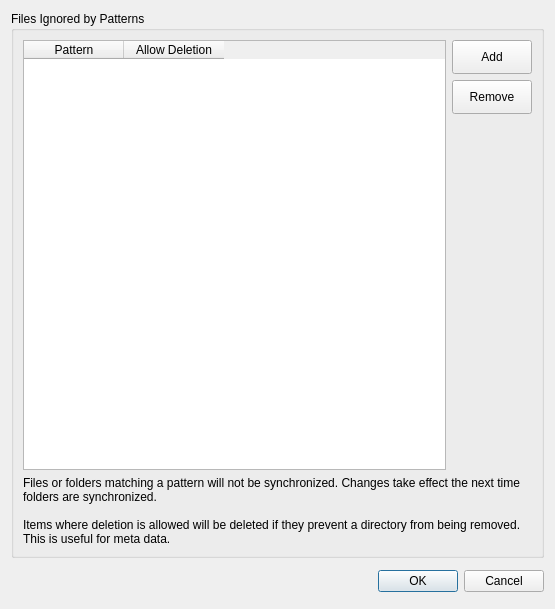
First picture: the form in src/gui/ignorelisteditor.ui, repository CSG-Development/owncloud-client, before the edit.
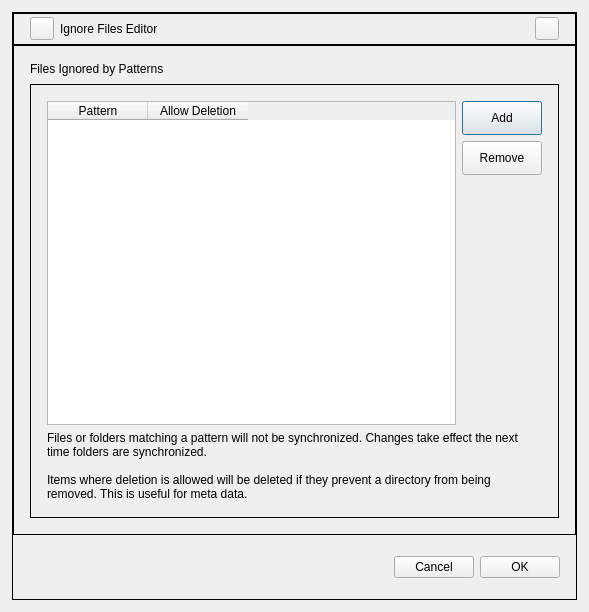
Second picture: the form after the edit.

Commit message: [HCNOVEO-831] [Files Desktop] Redesign of the dialog windows

```diff
--- a/src/gui/ignorelisteditor.ui
+++ b/src/gui/ignorelisteditor.ui
@@ -6,20 +6,180 @@
    <rect>
     <x>0</x>
     <y>0</y>
-    <width>555</width>
-    <height>609</height>
+    <width>589</width>
+    <height>612</height>
    </rect>
   </property>
   <property name="windowTitle">
    <string>Ignored Files Editor</string>
   </property>
-  <layout class="QVBoxLayout" name="verticalLayout_2">
-   <item>
-    <widget class="QGroupBox" name="groupBox_2">
-     <property name="title">
-      <string>Files Ignored by Patterns</string>
-     </property>
      <layout class="QVBoxLayout" name="verticalLayout_3">
+   <property name="leftMargin">
+    <number>12</number>
+   </property>
+   <property name="topMargin">
+    <number>12</number>
+   </property>
+   <property name="rightMargin">
+    <number>12</number>
+   </property>
+   <property name="bottomMargin">
+    <number>12</number>
+   </property>
+   <item>
+    <widget class="QFrame" name="frame">
+     <property name="frameShape">
+      <enum>QFrame::Shape::Box</enum>
+     </property>
+     <property name="frameShadow">
+      <enum>QFrame::Shadow::Plain</enum>
+     </property>
+     <layout class="QVBoxLayout" name="verticalLayout_5">
+      <property name="spacing">
+       <number>0</number>
+      </property>
+      <property name="leftMargin">
+       <number>0</number>
+      </property>
+      <property name="topMargin">
+       <number>0</number>
+      </property>
+      <property name="rightMargin">
+       <number>0</number>
+      </property>
+      <property name="bottomMargin">
+       <number>0</number>
+      </property>
+      <item>
+       <widget class="QFrame" name="frameTitle">
+        <property name="sizePolicy">
+         <sizepolicy hsizetype="Preferred" vsizetype="Fixed">
+          <horstretch>0</horstretch>
+          <verstretch>0</verstretch>
+         </sizepolicy>
+        </property>
+        <property name="minimumSize">
+         <size>
+          <width>0</width>
+          <height>32</height>
+         </size>
+        </property>
+        <property name="frameShape">
+         <enum>QFrame::Shape::Box</enum>
+        </property>
+        <property name="frameShadow">
+         <enum>QFrame::Shadow::Plain</enum>
+        </property>
+        <layout class="QHBoxLayout" name="horizontalLayout_4">
+         <property name="leftMargin">
+          <number>16</number>
+         </property>
+         <property name="topMargin">
+          <number>0</number>
+         </property>
+         <property name="rightMargin">
+          <number>16</number>
+         </property>
+         <property name="bottomMargin">
+          <number>0</number>
+         </property>
+         <item>
+          <widget class="QToolButton" name="btnIconTitle">
+           <property name="focusPolicy">
+            <enum>Qt::FocusPolicy::NoFocus</enum>
+           </property>
+           <property name="text">
+            <string/>
+           </property>
+          </widget>
+         </item>
+         <item>
+          <widget class="QLabel" name="lblHeaderTitle">
+           <property name="text">
+            <string>Ignore Files Editor</string>
+           </property>
+          </widget>
+         </item>
+         <item>
+          <widget class="QToolButton" name="btnHeadClose">
+           <property name="minimumSize">
+            <size>
+             <width>16</width>
+             <height>16</height>
+            </size>
+           </property>
+           <property name="cursor">
+            <cursorShape>PointingHandCursor</cursorShape>
+           </property>
+           <property name="text">
+            <string/>
+           </property>
+           <property name="iconSize">
+            <size>
+             <width>16</width>
+             <height>16</height>
+            </size>
+           </property>
+          </widget>
+         </item>
+        </layout>
+       </widget>
+      </item>
+      <item>
+       <widget class="QFrame" name="frameContent">
+        <property name="frameShape">
+         <enum>QFrame::Shape::Box</enum>
+        </property>
+        <property name="frameShadow">
+         <enum>QFrame::Shadow::Plain</enum>
+        </property>
+        <layout class="QVBoxLayout" name="verticalLayout_4">
+         <property name="spacing">
+          <number>8</number>
+         </property>
+         <property name="leftMargin">
+          <number>16</number>
+         </property>
+         <property name="topMargin">
+          <number>16</number>
+         </property>
+         <property name="rightMargin">
+          <number>16</number>
+         </property>
+         <property name="bottomMargin">
+          <number>16</number>
+         </property>
+         <item>
+          <widget class="QLabel" name="label">
+           <property name="text">
+            <string>Files Ignored by Patterns</string>
+           </property>
+          </widget>
+         </item>
+         <item>
+          <widget class="QFrame" name="frameGrid">
+           <property name="frameShape">
+            <enum>QFrame::Shape::Box</enum>
+           </property>
+           <property name="frameShadow">
+            <enum>QFrame::Shadow::Plain</enum>
+           </property>
+           <property name="class" stdset="0">
+            <string notr="true">helper_frame</string>
+           </property>
+           <layout class="QVBoxLayout" name="verticalLayout_2">
+            <property name="leftMargin">
+             <number>16</number>
+            </property>
+            <property name="topMargin">
+             <number>16</number>
+            </property>
+            <property name="rightMargin">
+             <number>16</number>
+            </property>
+            <property name="bottomMargin">
+             <number>16</number>
+            </property>
       <item>
        <layout class="QHBoxLayout" name="horizontalLayout_2">
         <item>
@@ -135,17 +295,64 @@
      </layout>
     </widget>
    </item>
+        </layout>
+       </widget>
+      </item>
    <item>
-    <widget class="QDialogButtonBox" name="buttonBox">
+       <widget class="QFrame" name="frameButtons">
+        <property name="sizePolicy">
+         <sizepolicy hsizetype="Preferred" vsizetype="Maximum">
+          <horstretch>0</horstretch>
+          <verstretch>0</verstretch>
+         </sizepolicy>
+        </property>
      <property name="minimumSize">
       <size>
        <width>0</width>
-       <height>34</height>
-      </size>
-     </property>
-     <property name="standardButtons">
-      <set>QDialogButtonBox::StandardButton::Cancel|QDialogButtonBox::StandardButton::Ok</set>
-     </property>
+          <height>64</height>
+         </size>
+        </property>
+        <property name="frameShape">
+         <enum>QFrame::Shape::NoFrame</enum>
+        </property>
+        <property name="frameShadow">
+         <enum>QFrame::Shadow::Raised</enum>
+        </property>
+        <layout class="QHBoxLayout" name="horizontalLayout">
+         <property name="rightMargin">
+          <number>16</number>
+         </property>
+         <item>
+          <spacer name="horizontalSpacer">
+           <property name="orientation">
+            <enum>Qt::Orientation::Horizontal</enum>
+           </property>
+           <property name="sizeHint" stdset="0">
+            <size>
+             <width>350</width>
+             <height>20</height>
+            </size>
+           </property>
+          </spacer>
+         </item>
+         <item>
+          <widget class="QPushButton" name="btnCancel">
+           <property name="text">
+            <string>Cancel</string>
+           </property>
+          </widget>
+         </item>
+         <item>
+          <widget class="QPushButton" name="btnOk">
+           <property name="text">
+            <string>OK</string>
+           </property>
+          </widget>
+         </item>
+        </layout>
+       </widget>
+      </item>
+     </layout>
     </widget>
    </item>
   </layout>
```
Left out of the diff: 35 changed lines with no effect on the pictures. Lines whose indentation alone changed are shown as unchanged. The commit also changes 110 other files.
